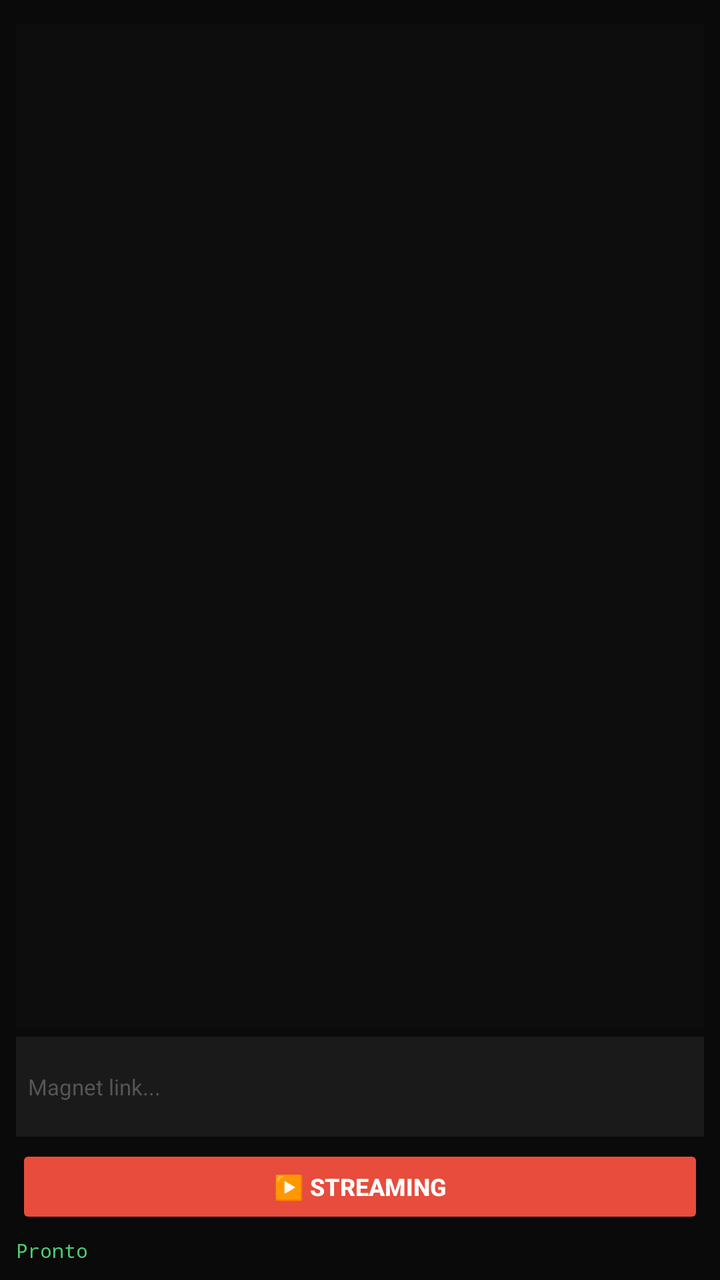
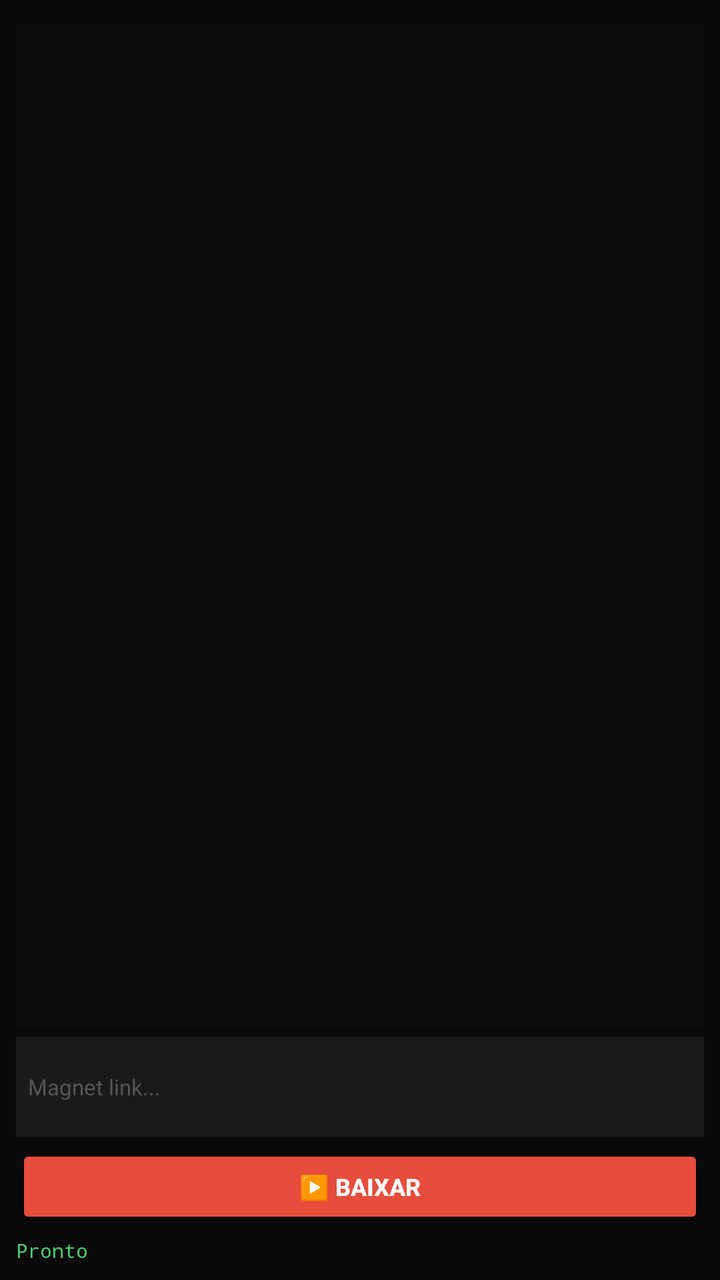

Before-and-after screenshots of an Android layout around one commit, followed by the original layout XML and the change that was made.
<!-- AndroidManifest.xml: application theme Theme.AppCompat.NoActionBar -->
<!-- res/layout/activity_main.xml -->
<?xml version="1.0" encoding="utf-8"?>
<LinearLayout xmlns:android="http://schemas.android.com/apk/res/android"
    xmlns:app="http://schemas.android.com/apk/res-auto"
    android:layout_width="match_parent"
    android:layout_height="match_parent"
    android:orientation="vertical"
    android:background="#0a0a0a"
    android:gravity="center_horizontal"
    android:padding="8dp">
    
    <androidx.media3.ui.PlayerView
        android:id="@+id/player_view"
        android:layout_width="match_parent"
        android:layout_height="wrap_content"
        android:visibility="gone"
        app:show_buffering="when_playing"
        app:use_controller="true" />
    
    <FrameLayout
        android:id="@+id/loading_overlay"
        android:layout_width="match_parent"
        android:layout_height="150dp"
        android:visibility="gone"
        android:background="#1a1a1a">
        
        <LinearLayout
            android:layout_width="wrap_content"
            android:layout_height="wrap_content"
            android:layout_gravity="center"
            android:orientation="vertical"
            android:gravity="center">
            
            <ProgressBar
                android:id="@+id/spinner_bar"
                android:layout_width="40dp"
                android:layout_height="40dp"
                android:indeterminateTint="#e74c3c" />
            
            <TextView
                android:layout_width="wrap_content"
                android:layout_height="wrap_content"
                android:layout_marginTop="8dp"
                android:text="⏳ Carregando..."
                android:textColor="#e74c3c"
                android:textSize="14sp" />
        </LinearLayout>
    </FrameLayout>
    
    <ScrollView
        android:id="@+id/log_scroll"
        android:layout_width="match_parent"
        android:layout_height="0dp"
        android:layout_weight="1"
        android:background="#0d0d0d"
        android:padding="6dp"
        android:layout_marginTop="4dp">
        
        <TextView
            android:id="@+id/log_text"
            android:layout_width="match_parent"
            android:layout_height="wrap_content"
            android:textColor="#4ecb71"
            android:textSize="8sp"
            android:fontFamily="monospace" />
    </ScrollView>
    
    <LinearLayout
        android:layout_width="match_parent"
        android:layout_height="wrap_content"
        android:orientation="vertical"
        android:layout_marginTop="4dp">
        
        <EditText
            android:id="@+id/magnet_input"
            android:layout_width="match_parent"
            android:layout_height="50dp"
            android:background="#1a1a1a"
            android:hint="Magnet link..."
            android:textColorHint="#555"
            android:inputType="textMultiLine"
            android:padding="6dp"
            android:textColor="#fff"
            android:textSize="11sp" />
        
        <LinearLayout
            android:layout_width="match_parent"
            android:layout_height="wrap_content"
            android:orientation="horizontal"
            android:layout_marginTop="4dp">
            
            <Button
                android:id="@+id/btn_play"
                android:layout_width="0dp"
                android:layout_height="42dp"
                android:layout_weight="1"
                android:backgroundTint="#e74c3c"
                android:text="▶️ STREAMING"
                android:textColor="#fff"
                android:textStyle="bold"
                android:textSize="12sp" />
            
            <Button
                android:id="@+id/btn_stop"
                android:layout_width="0dp"
                android:layout_height="42dp"
                android:layout_weight="1"
                android:layout_marginStart="4dp"
                android:backgroundTint="#555"
                android:text="⏹️ PARAR"
                android:textColor="#fff"
                android:textStyle="bold"
                android:textSize="12sp"
                android:visibility="gone" />
        </LinearLayout>
        
        <ProgressBar
            android:id="@+id/buffer_bar"
            style="?android:attr/progressBarStyleHorizontal"
            android:layout_width="match_parent"
            android:layout_height="4dp"
            android:layout_marginTop="4dp"
            android:progressTint="#e74c3c"
            android:visibility="gone" />
        
        <TextView
            android:id="@+id/status_text"
            android:layout_width="wrap_content"
            android:layout_height="wrap_content"
            android:layout_marginTop="4dp"
            android:text="Pronto"
            android:textColor="#4ecb71"
            android:textSize="10sp"
            android:fontFamily="monospace" />
    </LinearLayout>
    
</LinearLayout>
<!-- resources referenced by this layout -->
<resources>

</resources>

<!-- the commit's change to res/layout/activity_main.xml (unified diff, before → after) -->
@@ -94,10 +94,23 @@
                 android:layout_height="42dp"
                 android:layout_weight="1"
                 android:backgroundTint="#e74c3c"
-                android:text="▶️ STREAMING"
+                android:text="▶️ BAIXAR"
                 android:textColor="#fff"
                 android:textStyle="bold"
                 android:textSize="12sp" />
+            
+            <Button
+                android:id="@+id/btn_watch"
+                android:layout_width="0dp"
+                android:layout_height="42dp"
+                android:layout_weight="1"
+                android:layout_marginStart="4dp"
+                android:backgroundTint="#4ecb71"
+                android:text="🎬 ASSISTIR"
+                android:textColor="#000"
+                android:textStyle="bold"
+                android:textSize="12sp"
+                android:visibility="gone" />
             
             <Button
                 android:id="@+id/btn_stop"
